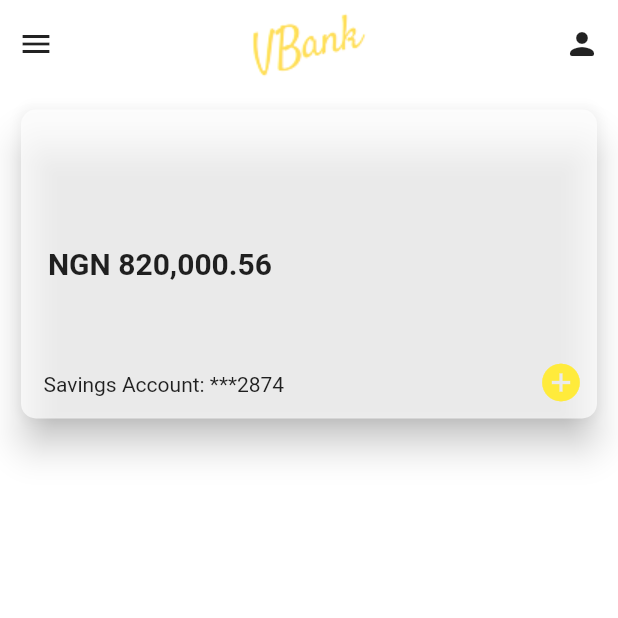
After one commit to neobyte13/vbank, a Flutter app: the HomeScreen screen opened directly, after a tap on "Banking", on a phone screen of 412 x 824 dp, the top half of it. The commit adds this screen. Run offline on Flutter 3.47's test engine with Material 2 defaults, Android fonts, the phone set to English and light mode, and no system bars.

Commit message:
added banking home

```diff
--- /dev/null
+++ b/lib/screens/banking_home.dart
@@ -0,0 +1,91 @@
+import 'package:flutter/material.dart';
+
+class BankingHome extends StatefulWidget {
+  BankingHome({Key key}) : super(key: key);
+
+  @override
+  _BankingHomeState createState() => _BankingHomeState();
+}
+
+class _BankingHomeState extends State<BankingHome> {
+  @override
+  Widget build(BuildContext context) {
+    return Scaffold(
+      backgroundColor: Colors.white,
+      body: ListView(
+        children: <Widget>[
+          Row(
+            mainAxisAlignment: MainAxisAlignment.spaceBetween,
+            children: <Widget>[
+              IconButton(
+                icon: Icon(
+                  Icons.menu,
+                ),
+                onPressed: () {},
+              ),
+              Container(
+                child: Image(
+                  image: AssetImage("assets/images/Vbank_tiny.png"),
+                  fit: BoxFit.fitWidth,
+                ),
+              ),
+              IconButton(
+                icon: Icon(Icons.person_rounded),
+                onPressed: () {},
+              ),
+            ],
+          ),
+          Padding(
+            padding: EdgeInsets.all(10.0),
+            child: Card(
+              shape: RoundedRectangleBorder(
+                borderRadius: BorderRadius.circular(10),
+              ),
+              elevation: 10,
+              color: Colors.white70,
+              child: Container(
+                height: MediaQuery.of(context).size.height * 0.25,
+                width: MediaQuery.of(context).size.width * 0.75,
+                child: Stack(
+                  children: <Widget>[
+                    Positioned(
+                      child: Align(
+                          alignment: FractionalOffset.centerLeft,
+                          child: Padding(
+                            padding: EdgeInsets.all(8.0),
+                            child: Text(
+                              '  NGN 820,000.56',
+                              style: TextStyle(
+                                  fontWeight: FontWeight.bold, fontSize: 20),
+                            ),
+                          )),
+                    ),
+                    Positioned(
+                      child: Align(
+                          alignment: FractionalOffset.bottomLeft,
+                          child: Padding(
+                            padding: EdgeInsets.all(15.0),
+                            child: Text('Savings Account: ***2874'),
+                          )),
+                    ),
+                    Positioned(
+                      child: Align(
+                        alignment: FractionalOffset.bottomRight,
+                        child: IconButton(
+                          onPressed: () {},
+                          icon: Icon(Icons.add_circle),
+                          color: Colors.yellow,
+                          iconSize: 30,
+                        ),
+                      ),
+                    ),
+                  ],
+                ),
+              ),
+            ),
+          ),
+        ],
+      ),
+    );
+  }
+}
--- a/lib/screens/home.dart
+++ b/lib/screens/home.dart
@@ -1,4 +1,5 @@
 import 'package:flutter/material.dart';
+import 'package:vbank/screens/banking_home.dart';
 
 class HomeScreen extends StatelessWidget {
   @override
@@ -50,7 +51,15 @@ class HomeScreen extends StatelessWidget {
             Row(
               mainAxisAlignment: MainAxisAlignment.spaceEvenly,
               children: <Widget>[
-                Card(
+                InkWell(
+                  onTap: () {
+                    Navigator.push(
+                        context,
+                        MaterialPageRoute(
+                          builder: (context) => BankingHome(),
+                        ));
+                  },
+                  child: Card(
                     shape: RoundedRectangleBorder(
                       borderRadius: BorderRadius.circular(10),
                     ),
@@ -60,7 +69,8 @@ class HomeScreen extends StatelessWidget {
                       height: MediaQuery.of(context).size.height * 0.40,
                       decoration: BoxDecoration(
                         image: DecorationImage(
-                        image: AssetImage("assets/images/banking_yellow.webp"),
+                          image:
+                              AssetImage("assets/images/banking_yellow.webp"),
                           fit: BoxFit.cover,
                           alignment: Alignment.topCenter,
                         ),
@@ -77,6 +87,7 @@ class HomeScreen extends StatelessWidget {
                                   color: Colors.white),
                             ),
                           )),
+                    ),
                   ),
                 ),
                 Card(
```
Also changed, not shown: assets/images/Vbank_tiny.png (added). Lines whose indentation alone changed are shown as unchanged.
